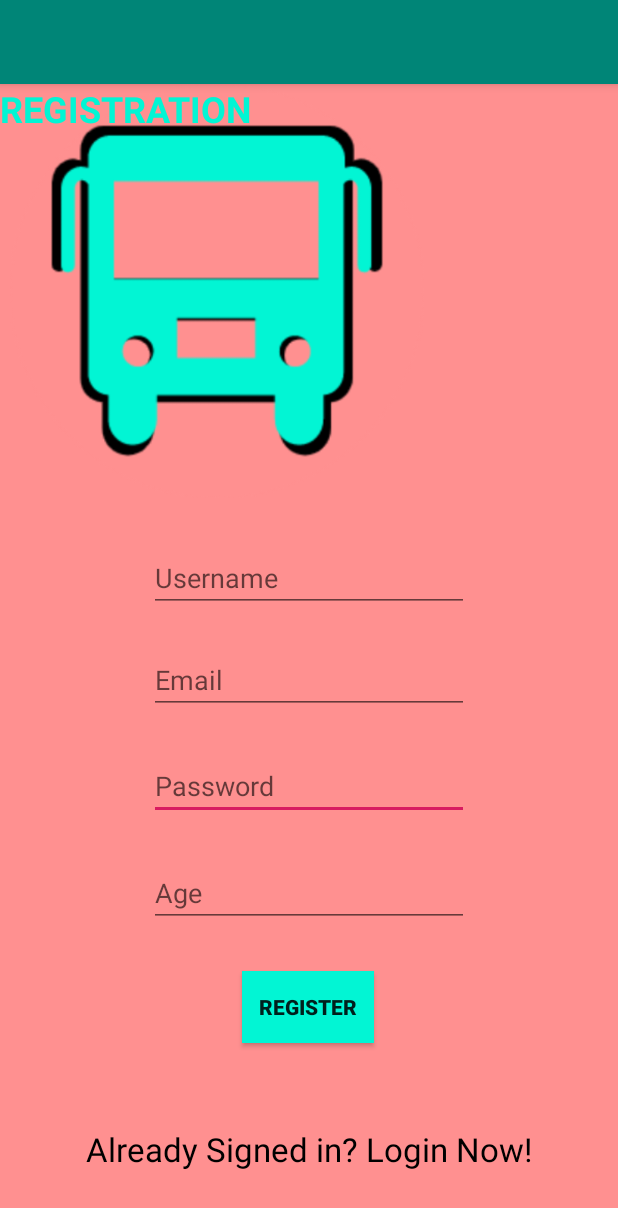
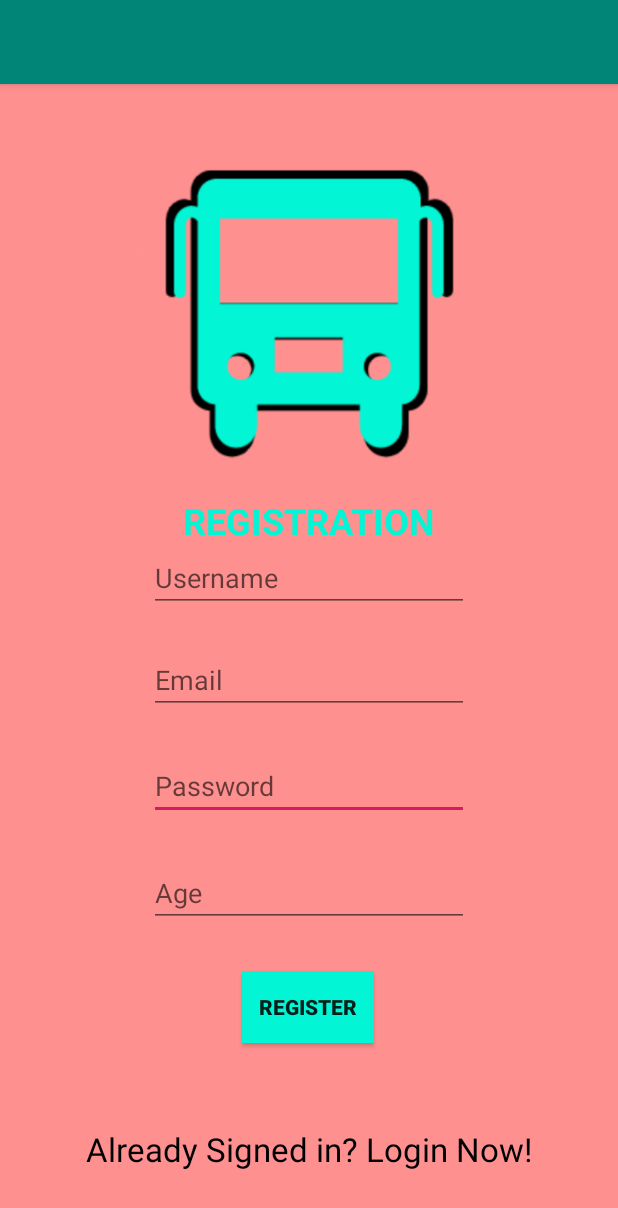
Before and after one commit to weisiew/GoGoBus, an Android app: the RegistrationActivity screen opened directly, with no data from a screen before it, on a phone screen of 412 x 824 dp. Shown: the top 1208 px of the screen. Run offline under Robolectric (Android 15) with nearby library versions, the light colour scheme and no system bars; our stand-ins replace Firebase (no records; nobody signed in at launch, a user with empty details on screens opened directly).

Commit message:
part 8 merged with design

```diff
--- a/GoGoBus/app/build.gradle
+++ b/GoGoBus/app/build.gradle
@@ -11,6 +11,7 @@ android {
         versionName "1.0"
         testInstrumentationRunner "androidx.test.runner.AndroidJUnitRunner"
         multiDexEnabled true
+
     }
     buildTypes {
         release {
@@ -36,4 +37,5 @@ dependencies {
     implementation 'com.google.firebase:firebase-database:19.2.1'
     implementation 'com.google.firebase:firebase-storage:19.1.1'
     implementation 'com.google.firebase:firebase-database:19.2.0'
+    implementation 'androidx.recyclerview:recyclerview:1.0.0'
 }
--- a/GoGoBus/app/src/main/res/layout/activity_registration.xml
+++ b/GoGoBus/app/src/main/res/layout/activity_registration.xml
@@ -87,22 +87,32 @@
         app:layout_constraintVertical_bias="0.941" />
 
     <ImageView
-        android:id="@+id/imageView"
-        android:layout_width="289dp"
-        android:layout_height="276dp"
-        app:srcCompat="@drawable/logo"
-        tools:layout_editor_absoluteX="61dp"
-        tools:layout_editor_absoluteY="-5dp" />
+        android:id="@+id/ivProfile"
+        android:layout_width="270dp"
+        android:layout_height="240dp"
+        app:layout_constraintBottom_toTopOf="@+id/etUserName"
+        app:layout_constraintEnd_toEndOf="parent"
+        app:layout_constraintStart_toStartOf="parent"
+        app:layout_constraintTop_toTopOf="parent"
+        app:srcCompat="@drawable/logo" />
 
     <TextView
         android:id="@+id/textView3"
         android:layout_width="wrap_content"
         android:layout_height="wrap_content"
+        android:layout_marginStart="122dp"
+        android:layout_marginLeft="122dp"
+        android:layout_marginTop="13dp"
+        android:layout_marginEnd="123dp"
+        android:layout_marginRight="123dp"
+        android:layout_marginBottom="12dp"
         android:text="REGISTRATION"
         android:textColor="#02F5D4"
         android:textSize="24sp"
         android:textStyle="bold"
-        tools:layout_editor_absoluteX="122dp"
-        tools:layout_editor_absoluteY="247dp" />
+        app:layout_constraintBottom_toTopOf="@+id/etUserName"
+        app:layout_constraintEnd_toEndOf="parent"
+        app:layout_constraintStart_toStartOf="parent"
+        app:layout_constraintTop_toBottomOf="@+id/ivProfile" />
 
 </androidx.constraintlayout.widget.ConstraintLayout>
```
Also changed, not shown: GoGoBus/app/src/main/res/layout/activity_second.xml (+7 -5 lines).
